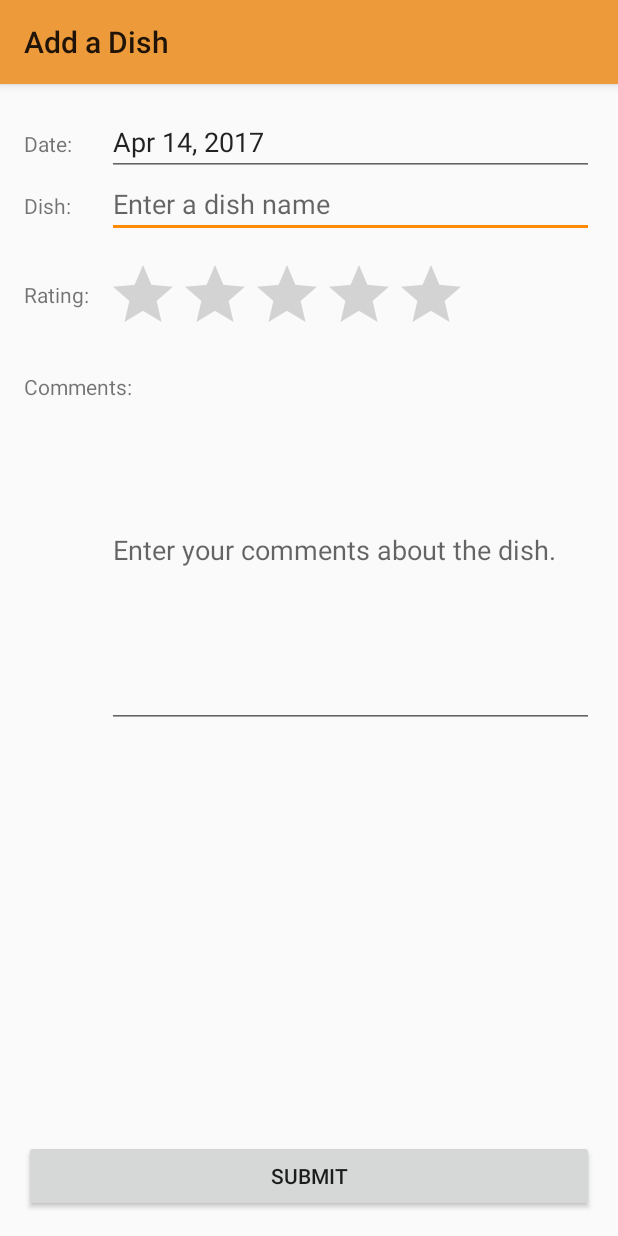
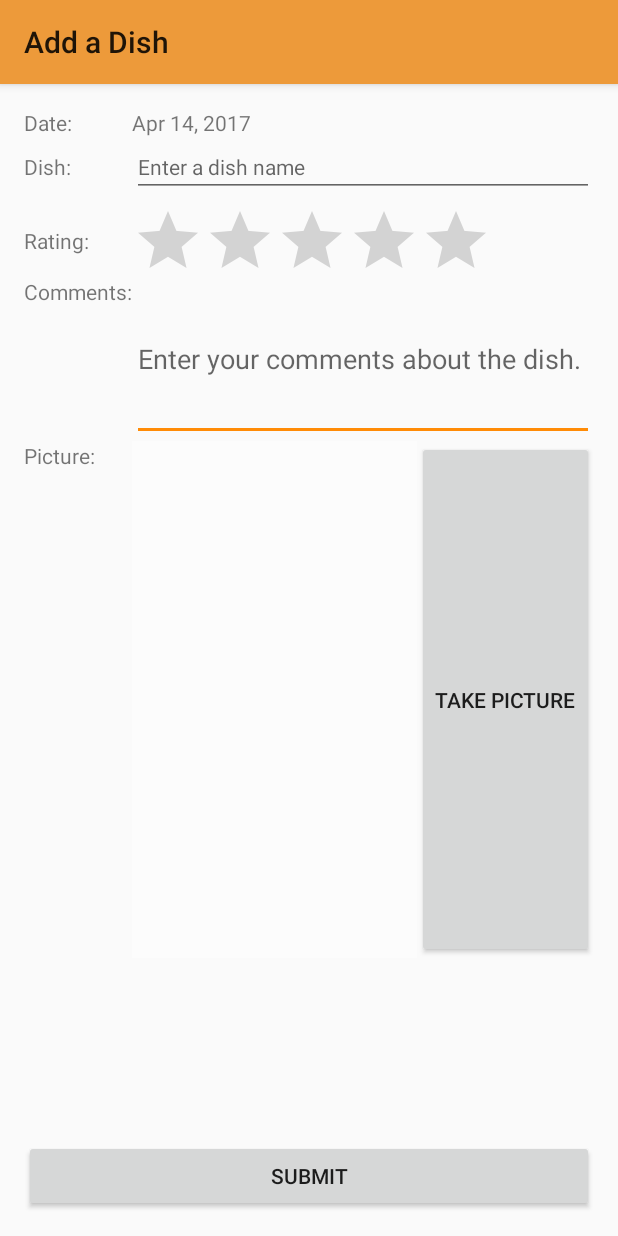
Before and after one commit to alexanderg931/ReviewApp, an Android app: the AddDishActivity screen opened directly, with no data from a screen before it, on a phone screen of 412 x 824 dp. Run offline under Robolectric (Android 15) with nearby library versions, the phone set to English and light mode, and no system bars.

Commit message:
5/13/17 - [PICTURE HANDLING INTENSIFIES]

```diff
--- a/app/src/main/java/grant/gawk/reviewapp/AddDishActivity.java
+++ b/app/src/main/java/grant/gawk/reviewapp/AddDishActivity.java
@@ -4,11 +4,15 @@ import android.support.v7.app.AppCompatActivity;
 import android.os.Bundle;
 import android.widget.EditText;
 import android.widget.RatingBar;
+import android.widget.TextView;
 import android.view.View;
 import java.text.DateFormat;
 import java.util.Date;
 import android.content.Intent;
 import android.content.Context;
+import android.widget.ImageView;
+import android.net.Uri;
+import android.provider.MediaStore;
 
 /**
  * <p>
@@ -37,13 +41,15 @@ public class AddDishActivity extends AppCompatActivity {
      */
     EditText commentsWidget;
 
+    Uri pictureUri;
     /**
      * <p>
      *     The autogenerated date of submission
      * </p>
      */
-    EditText dateWidget;
+    TextView dateWidget;
 
+    ImageView imageViewWidget;
     /**
      * <p>
      *     The 0-5 rating of the dish, entered by the user by clicking on the stars.
@@ -90,8 +96,9 @@ public class AddDishActivity extends AppCompatActivity {
 
         dishNameWidget = (EditText) findViewById(R.id.dishNameEntry);
         commentsWidget = (EditText) findViewById(R.id.commentTextBox);
-        dateWidget = (EditText) findViewById(R.id.dateEntry);
+        dateWidget = (TextView) findViewById(R.id.dateEntry);
         dishRatingWidget = (RatingBar) findViewById(R.id.dishRatingBar);
+        imageViewWidget = (ImageView) findViewById(R.id.imageView2);
 
         //Date autogeneration
         Date newDate = new Date();
@@ -103,6 +110,7 @@ public class AddDishActivity extends AppCompatActivity {
     protected void onResume() {
         super.onResume();
         dao.open();
+        imageViewWidget.setImageURI(pictureUri);
     }
 
     @Override
@@ -111,6 +119,13 @@ public class AddDishActivity extends AppCompatActivity {
         super.onPause();
     }
 
+    public void takePicture(View view) {
+        PictureHandler hans = new PictureHandler(appContext, restaurantName, dishNameWidget.getText().toString());
+        pictureUri = hans.getPictureURI();
+        Intent startCamera = new Intent(MediaStore.ACTION_IMAGE_CAPTURE);
+        startCamera.putExtra(MediaStore.EXTRA_OUTPUT, pictureUri);
+        startActivityForResult(startCamera, 1);
+    }
     /**
      * <p>
      *     The method called by the submit button on the activity XML. This method extracts the user's data
@@ -127,7 +142,8 @@ public class AddDishActivity extends AppCompatActivity {
         String date = dateWidget.getText().toString();
         float dishRating = dishRatingWidget.getRating();
 
-        dao.insertDish(restaurantId, dishName, date, comments, dishRating, null);
+        System.out.println(pictureUri.toString());
+        dao.insertDish(restaurantId, dishName, date, comments, dishRating, pictureUri.toString());
 
         Intent intent = new Intent(this, DishListActivity.class);
         intent.putExtra("restaurantName", restaurantName);
--- a/app/src/main/java/grant/gawk/reviewapp/DataAccessObject.java
+++ b/app/src/main/java/grant/gawk/reviewapp/DataAccessObject.java
@@ -167,6 +167,7 @@ class DataAccessObject {
         cursor.moveToFirst();
         while(!cursor.isAfterLast()){
             Dish dish = cursorToDish(cursor);
+            dish.setPicture(cursor.getString(1));
             dishes.add(dish);
             cursor.moveToNext();
         }
--- a/app/src/main/java/grant/gawk/reviewapp/DishListActivity.java
+++ b/app/src/main/java/grant/gawk/reviewapp/DishListActivity.java
@@ -208,6 +208,7 @@ public class DishListActivity extends AppCompatActivity{
         intent.putExtra("dishDate", dish.getDate());
         intent.putExtra("dishComments", dish.getComments());
         intent.putExtra("dishRating", Float.toString(dish.getRating()));
+        intent.putExtra("dishPicture", dish.getPicture());
         startActivity(intent);
 
     }
@@ -223,7 +224,7 @@ public class DishListActivity extends AppCompatActivity{
         Intent intent = new Intent(this, AddDishActivity.class);
         intent.putExtra("restaurantName", restaurantName);
         intent.putExtra("restaurantId", restaurantId);
-        intent.addFlags(Intent.FLAG_ACTIVITY_NO_HISTORY);
+        //intent.addFlags(Intent.FLAG_ACTIVITY_NO_HISTORY);
         startActivity(intent);
     }
 
--- a/app/src/main/java/grant/gawk/reviewapp/RestaurantListActivity.java
+++ b/app/src/main/java/grant/gawk/reviewapp/RestaurantListActivity.java
@@ -177,11 +177,11 @@ public class RestaurantListActivity extends AppCompatActivity {
      */
     public void addRestaurant(View view){
         Intent intent = new Intent(this, AddRestaurantActivity.class);
-        intent.addFlags(Intent.FLAG_ACTIVITY_NO_HISTORY);
+        //intent.addFlags(Intent.FLAG_ACTIVITY_NO_HISTORY);
         startActivity(intent);
 
     }
-
+    /*
     //Override restaurant list to always close when back is pressed
     //fixes issue after adding several restaurants where you would have
     //to press back multiple times
@@ -198,5 +198,6 @@ public class RestaurantListActivity extends AppCompatActivity {
             startActivity(intent);
         }
     }
+    */
 
 }
--- a/app/src/main/res/layout/activity_add_dish.xml
+++ b/app/src/main/res/layout/activity_add_dish.xml
@@ -1,5 +1,6 @@
 <?xml version="1.0" encoding="utf-8"?>
 <RelativeLayout xmlns:android="http://schemas.android.com/apk/res/android"
+    xmlns:app="http://schemas.android.com/apk/res-auto"
     xmlns:tools="http://schemas.android.com/tools"
     android:id="@+id/activity_dish_display"
     android:layout_width="match_parent"
@@ -36,24 +37,11 @@
         android:layout_width="wrap_content"
         android:layout_height="wrap_content"
         android:id="@+id/dishRatingBar"
-        android:layout_marginTop="14dp"
+        android:layout_marginTop="5dp"
         android:layout_below="@+id/dishNameEntry"
-        android:layout_alignLeft="@+id/dishNameEntry"
-        android:layout_alignStart="@+id/dishNameEntry" />
-
-    <EditText
-        android:layout_width="wrap_content"
-        android:layout_height="wrap_content"
-        android:inputType="textPersonName"
-        android:hint="Enter a dish name"
-        android:ems="10"
-        android:id="@+id/dishNameEntry"
-        android:layout_alignBaseline="@+id/dishNameLabel"
-        android:layout_alignBottom="@+id/dishNameLabel"
-        android:layout_alignLeft="@+id/dateEntry"
-        android:layout_alignStart="@+id/dateEntry"
-        android:layout_alignParentRight="true"
-        android:layout_alignParentEnd="true" />
+        android:minHeight="24dp"
+        android:layout_toRightOf="@+id/commentsLabel"
+        android:numStars="5" />
 
     <Button
         android:text="Submit"
@@ -78,19 +66,56 @@
         android:layout_alignParentLeft="true"
         android:layout_alignParentStart="true" />
 
-    <EditText
+    <TextView
         android:layout_width="wrap_content"
         android:layout_height="wrap_content"
         android:inputType="textPersonName"
-        android:hint="Enter Date"
         android:ems="10"
         android:id="@+id/dateEntry"
         android:layout_alignParentTop="true"
-        android:layout_toRightOf="@+id/ratingLabel"
-        android:layout_marginLeft="12dp"
-        android:layout_marginStart="12dp"
         android:layout_alignParentRight="true"
-        android:layout_alignParentEnd="true" />
+        android:layout_alignParentEnd="true"
+        android:layout_alignLeft="@+id/dishNameEntry"
+        android:layout_alignStart="@+id/dishNameEntry" />
+
+    <ImageView
+        android:layout_width="match_parent"
+        android:layout_height="match_parent"
+        app:srcCompat="@android:color/transparent"
+        android:id="@+id/imageView2"
+        android:layout_alignLeft="@+id/dishRatingBar"
+        android:layout_alignStart="@+id/dishRatingBar"
+        android:background="@android:drawable/screen_background_light_transparent"
+        tools:background="@android:color/transparent"
+        android:layout_toStartOf="@+id/takePictureDish"
+        android:layout_below="@+id/commentTextBox"
+        android:layout_alignBottom="@+id/takePictureDish" />
+
+    <TextView
+        android:text="Picture:"
+        android:layout_width="wrap_content"
+        android:layout_height="wrap_content"
+        android:id="@+id/pictureLabel"
+        android:editable="false"
+        android:layout_alignTop="@+id/takePictureDish"
+        android:layout_toLeftOf="@+id/imageView2"
+        android:layout_alignParentLeft="true"
+        android:layout_alignParentStart="true" />
+
+    <EditText
+        android:inputType="textMultiLine"
+        android:ems="10"
+        android:lines="4"
+        android:hint="Enter your comments about the dish."
+        android:id="@+id/commentTextBox"
+        android:layout_width="match_parent"
+        android:layout_height="wrap_content"
+        android:maxLines="4"
+        android:layout_below="@+id/dishRatingBar"
+        android:layout_alignParentRight="true"
+        android:layout_alignParentEnd="true"
+        android:layout_toRightOf="@+id/commentsLabel"
+        android:layout_toEndOf="@+id/commentsLabel" />
 
     <TextView
         android:text="Comments:"
@@ -98,23 +123,34 @@
         android:layout_height="wrap_content"
         android:inputType="none"
         android:id="@+id/commentsLabel"
-        android:layout_marginTop="18dp"
         android:layout_below="@+id/dishRatingBar"
-        android:layout_alignLeft="@+id/ratingLabel"
-        android:layout_alignStart="@+id/ratingLabel" />
+        android:layout_alignParentLeft="true"
+        android:layout_alignParentStart="true" />
 
     <EditText
         android:layout_width="wrap_content"
         android:layout_height="wrap_content"
-        android:inputType="textMultiLine"
+        android:inputType="textPersonName"
+        android:hint="Enter a dish name"
         android:ems="10"
-        android:lines="10"
-        android:hint="Enter your comments about the dish."
-        android:id="@+id/commentTextBox"
+        android:id="@+id/dishNameEntry"
+        android:layout_below="@+id/dateEntry"
         android:layout_alignParentRight="true"
         android:layout_alignParentEnd="true"
         android:layout_alignLeft="@+id/dishRatingBar"
         android:layout_alignStart="@+id/dishRatingBar"
-        android:layout_alignTop="@+id/commentsLabel" />
+        android:textSize="14sp" />
+
+    <Button
+        android:text="Take Picture"
+        android:layout_width="wrap_content"
+        android:layout_height="wrap_content"
+        android:id="@+id/takePictureDish"
+        android:onClick="takePicture"
+        android:layout_above="@+id/submitButton"
+        android:layout_alignParentRight="true"
+        android:layout_alignParentEnd="true"
+        android:layout_marginBottom="121dp"
+        android:layout_below="@+id/commentTextBox" />
 
 </RelativeLayout>
--- /dev/null
+++ b/app/src/main/res/xml/paths.xml
@@ -0,0 +1,4 @@
+<?xml version="1.0" encoding="utf-8"?>
+<paths xmlns:android="http://schemas.android.com/apk/res/android">
+    <external-path name="pictures" path="Android/data/grant.gawk.reviewapp/files" />
+</paths>
```
Also changed, not shown: app/src/main/AndroidManifest.xml (+7 -0 lines), app/src/main/java/grant/gawk/reviewapp/AddRestaurantActivity.java (+15 -41 lines), app/src/main/java/grant/gawk/reviewapp/PictureHandler.java (added, +120 -0 lines), app/src/main/java/grant/gawk/reviewapp/ShowDishActivity.java (+11 -3 lines), app/src/main/res/layout/activity_add_restaurant.xml (+11 -10 lines), app/src/main/res/layout/activity_show_dish.xml (+50 -16 lines).
